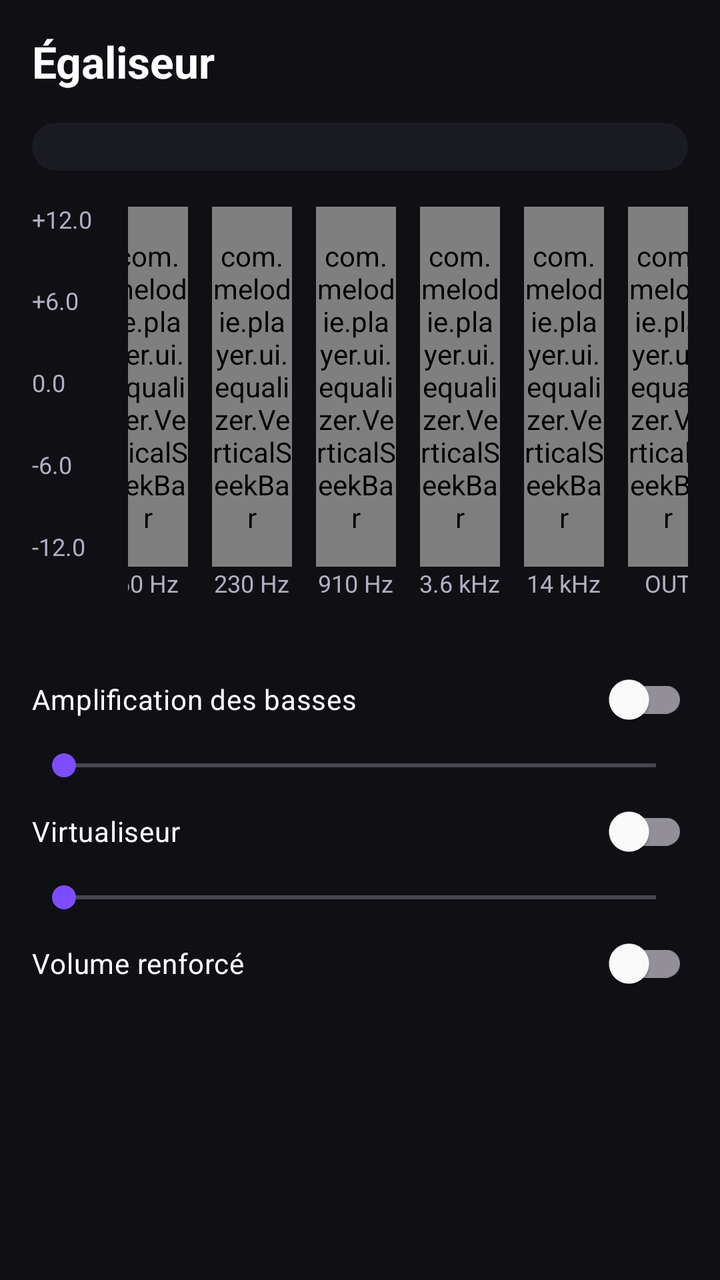
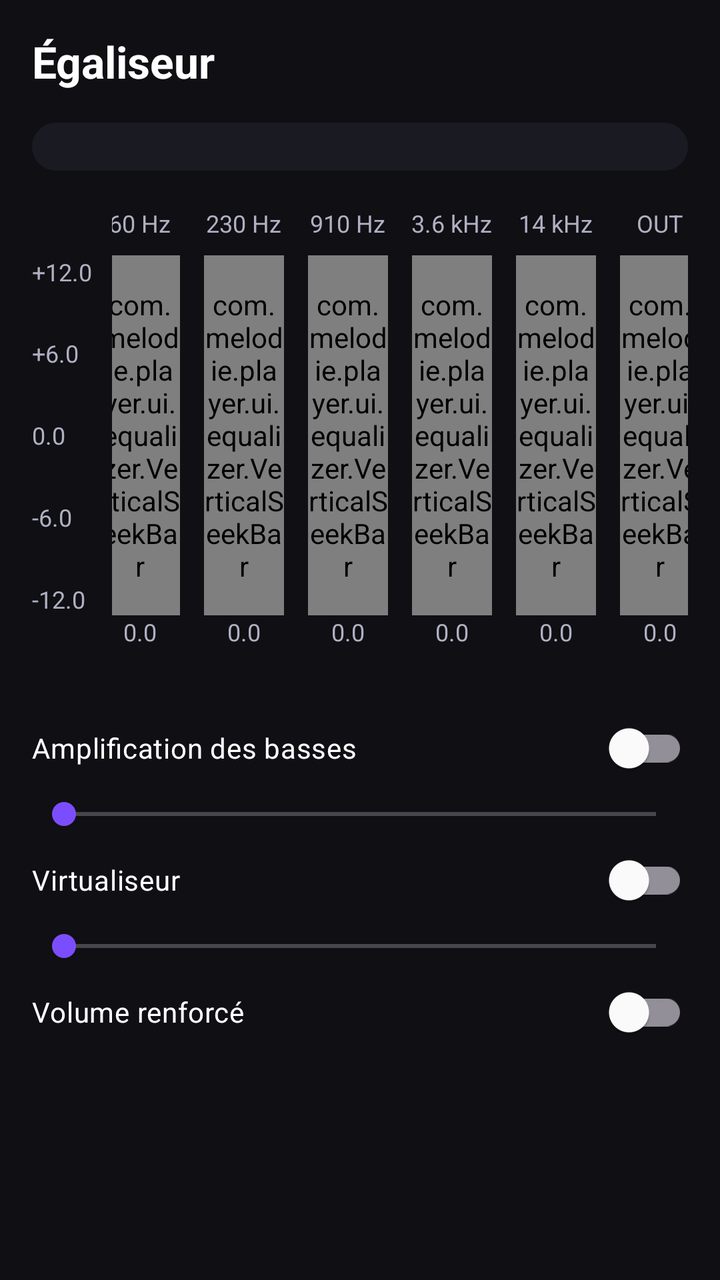

Before-and-after screenshots of an Android layout around one commit, followed by the original layout XML and the change that was made.
<!-- AndroidManifest.xml: application theme Theme.Melodie -->
<!-- res/layout/fragment_equalizer.xml -->
<?xml version="1.0" encoding="utf-8"?>
<androidx.core.widget.NestedScrollView
    xmlns:android="http://schemas.android.com/apk/res/android"
    android:layout_width="match_parent"
    android:layout_height="match_parent"
    android:background="@color/bg_dark"
    android:padding="16dp">

    <LinearLayout
        android:layout_width="match_parent"
        android:layout_height="wrap_content"
        android:orientation="vertical">

        <TextView
            android:layout_width="wrap_content"
            android:layout_height="wrap_content"
            android:text="@string/settings_equalizer"
            android:textColor="@color/text_primary"
            android:textSize="22sp"
            android:textStyle="bold"
            android:paddingBottom="16dp" />

        <Spinner
            android:id="@+id/preset_spinner"
            android:layout_width="match_parent"
            android:layout_height="wrap_content"
            android:background="@drawable/bg_card_rounded"
            android:padding="12dp" />

        <TextView
            android:id="@+id/eq_unavailable"
            android:layout_width="match_parent"
            android:layout_height="wrap_content"
            android:layout_marginTop="12dp"
            android:text="@string/eq_unavailable"
            android:textColor="@color/text_secondary"
            android:visibility="gone" />

        <LinearLayout
            android:id="@+id/bands_container"
            android:layout_width="match_parent"
            android:layout_height="wrap_content"
            android:layout_marginTop="16dp"
            android:baselineAligned="false"
            android:gravity="top|center_horizontal"
            android:orientation="horizontal">

            <LinearLayout
                android:layout_width="48dp"
                android:layout_height="180dp"
                android:gravity="center_vertical"
                android:orientation="vertical">

                <TextView
                    style="@style/EqBandLabel"
                    android:paddingBottom="0dp"
                    android:text="+12.0" />

                <Space
                    android:layout_width="1dp"
                    android:layout_height="0dp"
                    android:layout_weight="1" />

                <TextView
                    style="@style/EqBandLabel"
                    android:paddingBottom="0dp"
                    android:text="+6.0" />

                <Space
                    android:layout_width="1dp"
                    android:layout_height="0dp"
                    android:layout_weight="1" />

                <TextView
                    style="@style/EqBandLabel"
                    android:paddingBottom="0dp"
                    android:text="0.0" />

                <Space
                    android:layout_width="1dp"
                    android:layout_height="0dp"
                    android:layout_weight="1" />

                <TextView
                    style="@style/EqBandLabel"
                    android:paddingBottom="0dp"
                    android:text="-6.0" />

                <Space
                    android:layout_width="1dp"
                    android:layout_height="0dp"
                    android:layout_weight="1" />

                <TextView
                    style="@style/EqBandLabel"
                    android:paddingBottom="0dp"
                    android:text="-12.0" />
            </LinearLayout>

            <FrameLayout
                android:layout_width="0dp"
                android:layout_height="wrap_content"
                android:layout_weight="1"

                android:clipChildren="false"
                android:clipToPadding="false"
                android:padding="2dp">

                <LinearLayout
                    android:layout_width="match_parent"
                    android:layout_height="wrap_content"
                    android:orientation="horizontal"
                    android:gravity="top|center_horizontal"
                    android:clipChildren="false"
                    android:clipToPadding="false">

                    <LinearLayout
                        android:layout_width="52dp"
                        android:layout_height="wrap_content"
                        android:gravity="center"
                        android:orientation="vertical">

                        <com.melodie.player.ui.equalizer.VerticalSeekBar
                            android:id="@+id/band_0"
                            android:layout_width="40dp"
                            android:layout_height="180dp" />

                        <TextView
                            style="@style/EqBandLabel"
                            android:text="@string/eq_freq_60" />
                    </LinearLayout>

                    <LinearLayout
                        android:layout_width="52dp"
                        android:layout_height="wrap_content"
                        android:gravity="center"
                        android:orientation="vertical">

                        <com.melodie.player.ui.equalizer.VerticalSeekBar
                            android:id="@+id/band_1"
                            android:layout_width="40dp"
                            android:layout_height="180dp" />

                        <TextView
                            style="@style/EqBandLabel"
                            android:text="@string/eq_freq_230" />
                    </LinearLayout>

                    <LinearLayout
                        android:layout_width="52dp"
                        android:layout_height="wrap_content"
                        android:gravity="center"
                        android:orientation="vertical">

                        <com.melodie.player.ui.equalizer.VerticalSeekBar
                            android:id="@+id/band_2"
                            android:layout_width="40dp"
                            android:layout_height="180dp" />

                        <TextView
                            style="@style/EqBandLabel"
                            android:text="@string/eq_freq_910" />
                    </LinearLayout>

                    <LinearLayout
                        android:layout_width="52dp"
                        android:layout_height="wrap_content"
                        android:gravity="center"
                        android:orientation="vertical">

                        <com.melodie.player.ui.equalizer.VerticalSeekBar
                            android:id="@+id/band_3"
                            android:layout_width="40dp"
                            android:layout_height="180dp" />

                        <TextView
                            style="@style/EqBandLabel"
                            android:text="@string/eq_freq_3600" />
                    </LinearLayout>

                    <LinearLayout
                        android:layout_width="52dp"
                        android:layout_height="wrap_content"
                        android:gravity="center"
                        android:orientation="vertical">

                        <com.melodie.player.ui.equalizer.VerticalSeekBar
                            android:id="@+id/band_4"
                            android:layout_width="40dp"
                            android:layout_height="180dp" />

                        <TextView
                            style="@style/EqBandLabel"
                            android:text="@string/eq_freq_14000" />
                    </LinearLayout>

                    <LinearLayout
                        android:layout_width="52dp"
                        android:layout_height="wrap_content"
                        android:gravity="center"
                        android:orientation="vertical">

                        <com.melodie.player.ui.equalizer.VerticalSeekBar
                            android:id="@+id/band_master"
                            android:layout_width="40dp"
                            android:layout_height="180dp"
                            android:max="2000" />

                        <TextView
                            style="@style/EqBandLabel"
                            android:text="OUT" />
                    </LinearLayout>

                </LinearLayout>

            </FrameLayout>

        </LinearLayout>

        <com.google.android.material.switchmaterial.SwitchMaterial
            android:id="@+id/switch_bass_boost"
            android:layout_width="match_parent"
            android:layout_height="wrap_content"
            android:text="@string/eq_bass_boost"
            android:textColor="@color/text_primary"
            android:layout_marginTop="16dp" />

        <SeekBar
            android:id="@+id/seek_bass_boost"
            android:layout_width="match_parent"
            android:layout_height="wrap_content"
            android:max="1000"
            android:progressTint="@color/melodie_purple"
            android:thumbTint="@color/melodie_purple" />

        <com.google.android.material.switchmaterial.SwitchMaterial
            android:id="@+id/switch_virtualizer"
            android:layout_width="match_parent"
            android:layout_height="wrap_content"
            android:text="@string/eq_virtualizer"
            android:textColor="@color/text_primary" />

        <SeekBar
            android:id="@+id/seek_virtualizer"
            android:layout_width="match_parent"
            android:layout_height="wrap_content"
            android:max="1000"
            android:progressTint="@color/melodie_purple"
            android:thumbTint="@color/melodie_purple" />

        <com.google.android.material.switchmaterial.SwitchMaterial
            android:id="@+id/switch_loudness"
            android:layout_width="match_parent"
            android:layout_height="wrap_content"
            android:text="@string/eq_loudness"
            android:textColor="@color/text_primary" />
    </LinearLayout>
</androidx.core.widget.NestedScrollView>
<!-- resources referenced by this layout -->
<resources>
  <color name="bg_dark">#0F0F14</color>
  <color name="melodie_purple">#7C4DFF</color>
  <color name="text_primary">#FFFFFF</color>
  <color name="text_secondary">#B0B0C3</color>
  <!-- drawable bg_card_rounded (drawable) -->
  <shape xmlns:android="http://schemas.android.com/apk/res/android"
      android:shape="rectangle">
      <solid android:color="@color/surface" />
      <corners android:radius="16dp" />
  </shape>
  <string name="eq_bass_boost">Amplification des basses</string>
  <string name="eq_freq_14000">14 kHz</string>
  <string name="eq_freq_230">230 Hz</string>
  <string name="eq_freq_3600">3.6 kHz</string>
  <string name="eq_freq_60">60 Hz</string>
  <string name="eq_freq_910">910 Hz</string>
  <string name="eq_loudness">Volume renforcé</string>
  <string name="eq_unavailable">Démarrez la lecture pour activer l\'égaliseur.</string>
  <string name="eq_virtualizer">Virtualiseur</string>
  <string name="settings_equalizer">Égaliseur</string>
  <style name="EqBandLabel">
          <item name="android:layout_width">wrap_content</item>
          <item name="android:layout_height">wrap_content</item>
          <item name="android:textColor">@color/text_secondary</item>
          <item name="android:textSize">12sp</item>
          <item name="android:paddingBottom">8dp</item>
      </style>
  <style name="Theme.Melodie" parent="Theme.Material3.Dark.NoActionBar">
          <item name="colorPrimary">@color/melodie_purple</item>
          <item name="colorOnPrimary">@color/white</item>
          <item name="colorSecondary">@color/audio_cyan</item>
          <item name="colorOnSecondary">@color/black</item>
          <item name="colorTertiary">@color/energy_green</item>
          <item name="colorOnTertiary">@color/black</item>
  
          <item name="android:colorBackground">@color/bg_dark</item>
          <item name="colorSurface">@color/surface</item>
          <item name="colorSurfaceVariant">@color/surface_variant</item>
          <item name="colorOnBackground">@color/text_primary</item>
          <item name="colorOnSurface">@color/text_primary</item>
          <item name="colorOnSurfaceVariant">@color/text_secondary</item>
  
          <item name="android:statusBarColor">@color/bg_dark</item>
          <item name="android:navigationBarColor">@color/bg_dark</item>
          <item name="android:windowLightStatusBar">false</item>
      </style>
  <color name="surface">#1A1A22</color>
  <color name="white">#FFFFFFFF</color>
  <color name="audio_cyan">#00D4FF</color>
  <color name="black">#FF000000</color>
  <color name="energy_green">#00E5A8</color>
  <color name="surface_variant">#232333</color>
</resources>

<!-- the commit's change to res/layout/fragment_equalizer.xml (unified diff, before → after) -->
@@ -46,9 +46,10 @@
             android:orientation="horizontal">
 
             <LinearLayout
-                android:layout_width="48dp"
+                android:layout_width="40dp"
                 android:layout_height="180dp"
                 android:gravity="center_vertical"
+                android:layout_gravity="center"
                 android:orientation="vertical">
 
                 <TextView
@@ -120,21 +121,30 @@
                         android:gravity="center"
                         android:orientation="vertical">
 
+                        <TextView
+                            style="@style/EqBandLabel"
+                            android:text="@string/eq_freq_60" />
+
                         <com.melodie.player.ui.equalizer.VerticalSeekBar
                             android:id="@+id/band_0"
                             android:layout_width="40dp"
                             android:layout_height="180dp" />
 
                         <TextView
-                            style="@style/EqBandLabel"
-                            android:text="@string/eq_freq_60" />
-                    </LinearLayout>
-
-                    <LinearLayout
-                        android:layout_width="52dp"
-                        android:layout_height="wrap_content"
-                        android:gravity="center"
-                        android:orientation="vertical">
+                            android:id="@+id/band_0_level"
+                            style="@style/EqBandLabel"
+                            android:text="0.0" />
+                    </LinearLayout>
+
+                    <LinearLayout
+                        android:layout_width="52dp"
+                        android:layout_height="wrap_content"
+                        android:gravity="center"
+                        android:orientation="vertical">
+
+                        <TextView
+                            style="@style/EqBandLabel"
+                            android:text="@string/eq_freq_230" />
 
                         <com.melodie.player.ui.equalizer.VerticalSeekBar
                             android:id="@+id/band_1"
@@ -142,15 +152,20 @@
                             android:layout_height="180dp" />
 
                         <TextView
-                            style="@style/EqBandLabel"
-                            android:text="@string/eq_freq_230" />
-                    </LinearLayout>
-
-                    <LinearLayout
-                        android:layout_width="52dp"
-                        android:layout_height="wrap_content"
-                        android:gravity="center"
-                        android:orientation="vertical">
+                            android:id="@+id/band_1_level"
+                            style="@style/EqBandLabel"
+                            android:text="0.0" />
+                    </LinearLayout>
+
+                    <LinearLayout
+                        android:layout_width="52dp"
+                        android:layout_height="wrap_content"
+                        android:gravity="center"
+                        android:orientation="vertical">
+
+                        <TextView
+                            style="@style/EqBandLabel"
+                            android:text="@string/eq_freq_910" />
 
                         <com.melodie.player.ui.equalizer.VerticalSeekBar
                             android:id="@+id/band_2"
@@ -158,15 +173,20 @@
                             android:layout_height="180dp" />
 
                         <TextView
-                            style="@style/EqBandLabel"
-                            android:text="@string/eq_freq_910" />
-                    </LinearLayout>
-
-                    <LinearLayout
-                        android:layout_width="52dp"
-                        android:layout_height="wrap_content"
-                        android:gravity="center"
-                        android:orientation="vertical">
+                            android:id="@+id/band_2_level"
+                            style="@style/EqBandLabel"
+                            android:text="0.0" />
+                    </LinearLayout>
+
+                    <LinearLayout
+                        android:layout_width="52dp"
+                        android:layout_height="wrap_content"
+                        android:gravity="center"
+                        android:orientation="vertical">
+
+                        <TextView
+                            style="@style/EqBandLabel"
+                            android:text="@string/eq_freq_3600" />
 
                         <com.melodie.player.ui.equalizer.VerticalSeekBar
                             android:id="@+id/band_3"
@@ -174,15 +194,20 @@
                             android:layout_height="180dp" />
 
                         <TextView
-                            style="@style/EqBandLabel"
-                            android:text="@string/eq_freq_3600" />
-                    </LinearLayout>
-
-                    <LinearLayout
-                        android:layout_width="52dp"
-                        android:layout_height="wrap_content"
-                        android:gravity="center"
-                        android:orientation="vertical">
+                            android:id="@+id/band_3_level"
+                            style="@style/EqBandLabel"
+                            android:text="0.0" />
+                    </LinearLayout>
+
+                    <LinearLayout
+                        android:layout_width="52dp"
+                        android:layout_height="wrap_content"
+                        android:gravity="center"
+                        android:orientation="vertical">
+
+                        <TextView
+                            style="@style/EqBandLabel"
+                            android:text="@string/eq_freq_14000" />
 
                         <com.melodie.player.ui.equalizer.VerticalSeekBar
                             android:id="@+id/band_4"
@@ -190,15 +215,20 @@
                             android:layout_height="180dp" />
 
                         <TextView
-                            style="@style/EqBandLabel"
-                            android:text="@string/eq_freq_14000" />
-                    </LinearLayout>
-
-                    <LinearLayout
-                        android:layout_width="52dp"
-                        android:layout_height="wrap_content"
-                        android:gravity="center"
-                        android:orientation="vertical">
+                            android:id="@+id/band_4_level"
+                            style="@style/EqBandLabel"
+                            android:text="0.0" />
+                    </LinearLayout>
+
+                    <LinearLayout
+                        android:layout_width="52dp"
+                        android:layout_height="wrap_content"
+                        android:gravity="center"
+                        android:orientation="vertical">
+
+                        <TextView
+                            style="@style/EqBandLabel"
+                            android:text="OUT" />
 
                         <com.melodie.player.ui.equalizer.VerticalSeekBar
                             android:id="@+id/band_master"
@@ -207,8 +237,9 @@
                             android:max="2000" />
 
                         <TextView
-                            style="@style/EqBandLabel"
-                            android:text="OUT" />
+                            android:id="@+id/band_master_level"
+                            style="@style/EqBandLabel"
+                            android:text="0.0" />
                     </LinearLayout>
 
                 </LinearLayout>
